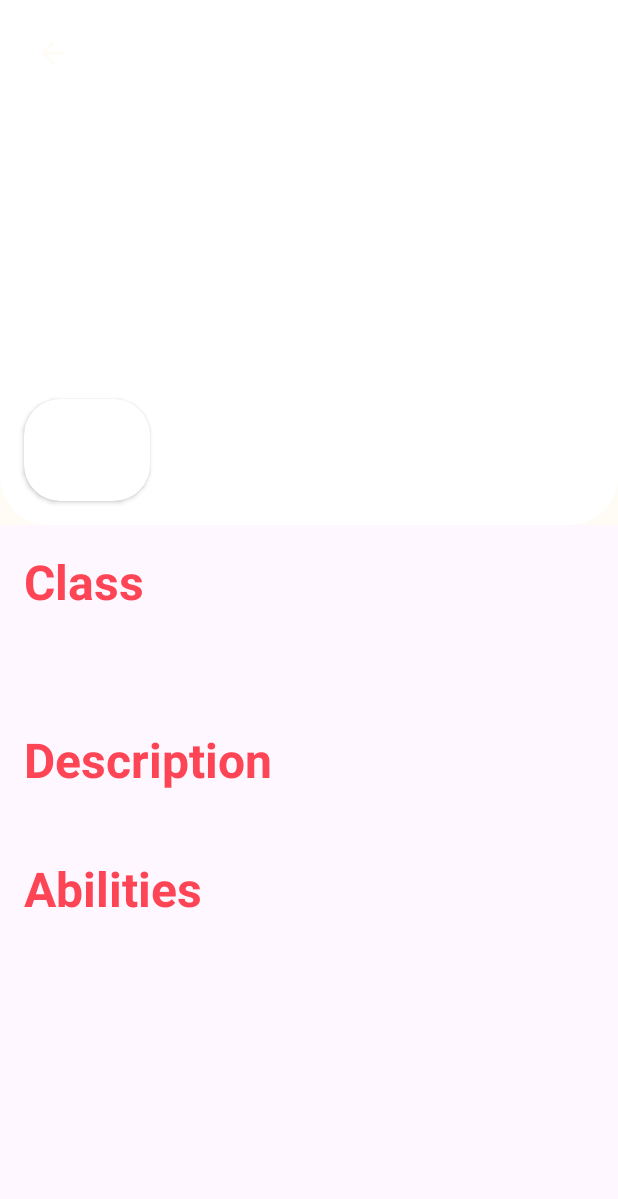
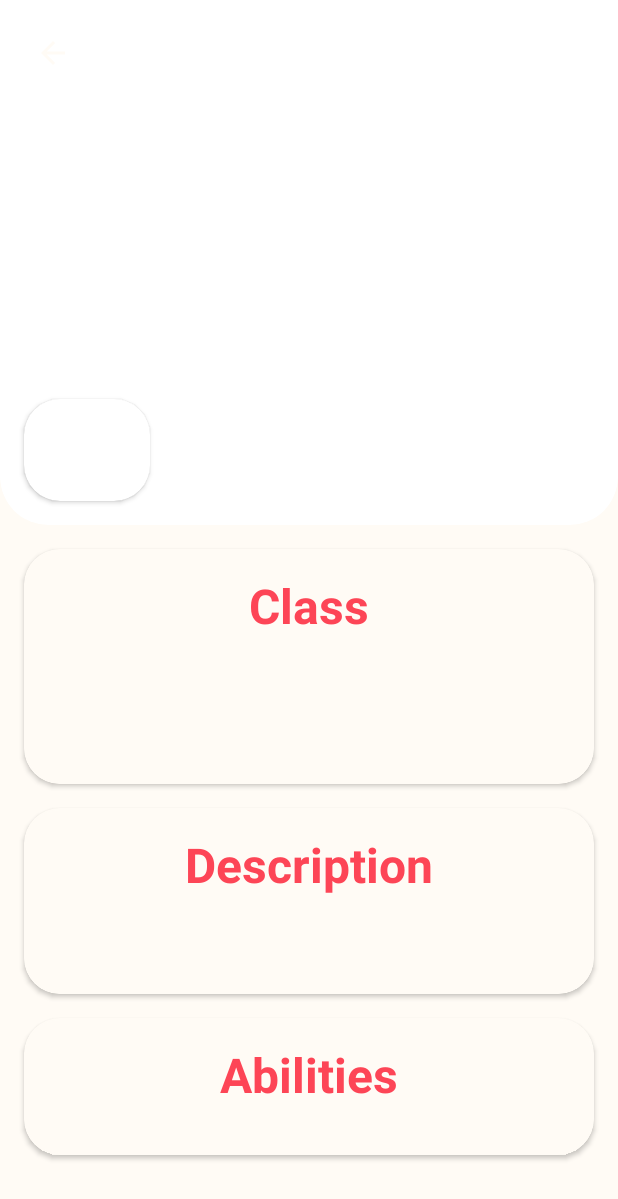
Before and after one commit to LucasMelll0/Valorant_Wiki, an Android app: the AgentActivity screen opened directly, with no data from a screen before it, on a phone screen of 412 x 824 dp. Shown: the top 1199 px of the screen. Run offline under Robolectric (Android 15) with nearby library versions, the phone set to English and light mode, and no system bars; pictures from the network do not load; Roboto replaces fonts that are not available here; 1 statement that could not run was skipped.

Commit message:
apk do aplicativo.

```diff
--- a/app/src/main/res/layout/activity_agent.xml
+++ b/app/src/main/res/layout/activity_agent.xml
@@ -4,8 +4,10 @@
     xmlns:tools="http://schemas.android.com/tools"
     android:layout_width="match_parent"
     android:layout_height="match_parent"
+    android:background="@color/white_valorant"
     app:layout_behavior="@string/appbar_scrolling_view_behavior"
     tools:context=".ui.activities.agent.AgentActivity">
+
     <androidx.appcompat.widget.LinearLayoutCompat
         android:id="@+id/progressbar_agent_activity"
         android:layout_width="match_parent"
@@ -13,22 +15,20 @@
         android:background="@color/white_valorant"
         android:elevation="@dimen/cardview_default_elevation"
         android:visibility="gone">
+
         <ProgressBar
             android:layout_width="match_parent"
             android:layout_height="wrap_content"
             android:layout_gravity="center"
+            android:elevation="@dimen/cardview_default_elevation"
             android:visibility="visible"
-            tools:visibility="visible"
-            android:elevation="@dimen/cardview_default_elevation"
-            />
+            tools:visibility="visible" />
     </androidx.appcompat.widget.LinearLayoutCompat>
 
     <com.google.android.material.appbar.AppBarLayout
-        android:layout_width="match_parent"
-        android:layout_height="wrap_content"
-        tools:backgroundTint="@color/invisible"
+        style="@style/MatchWrap"
         android:background="@color/white_valorant"
-        >
+        tools:backgroundTint="@color/invisible">
 
         <com.google.android.material.appbar.CollapsingToolbarLayout
             android:layout_width="match_parent"
@@ -36,8 +36,7 @@
             android:backgroundTint="@color/invisible"
             app:contentScrim="@color/invisible"
             app:layout_scrollFlags="scroll|enterAlwaysCollapsed"
-            app:titleEnabled="false"
-            >
+            app:titleEnabled="false">
 
             <androidx.cardview.widget.CardView
                 android:id="@+id/cardview_toolbar_agent_activity"
@@ -51,19 +50,19 @@
                 <androidx.constraintlayout.widget.ConstraintLayout
                     android:layout_width="match_parent"
                     android:layout_height="match_parent">
+
                     <androidx.appcompat.widget.AppCompatImageView
                         android:id="@+id/imageview_background_agent_activity"
                         android:layout_width="0dp"
                         android:layout_height="match_parent"
-                        app:layout_constraintStart_toStartOf="parent"
                         app:layout_constraintEnd_toEndOf="parent"
-                        />
+                        app:layout_constraintStart_toStartOf="parent" />
 
                     <androidx.appcompat.widget.AppCompatImageView
                         android:id="@+id/imageview_portrait_agent_activity"
                         android:layout_width="match_parent"
                         android:layout_height="match_parent"
-                        android:translationZ="@dimen/cardview_default_elevation"/>
+                        android:translationZ="@dimen/cardview_default_elevation" />
 
                     <androidx.appcompat.widget.AppCompatImageButton
                         android:id="@+id/imagebutton_back_agent_activity"
@@ -114,88 +113,110 @@
             android:layout_width="match_parent"
             android:layout_height="wrap_content">
 
+            <com.google.android.material.card.MaterialCardView
+                android:id="@+id/_cardview_class"
+                style="@style/DefaultCardView"
+                app:layout_constraintEnd_toEndOf="parent"
+                app:layout_constraintStart_toStartOf="parent"
+                app:layout_constraintTop_toTopOf="parent">
+
+                <androidx.constraintlayout.widget.ConstraintLayout style="@style/MatchWrap">
+
                     <androidx.appcompat.widget.AppCompatTextView
-                android:id="@+id/__class_title"
-                android:layout_width="wrap_content"
-                android:layout_height="wrap_content"
+                        android:id="@+id/_class_title"
+                        style="@style/TitleTextView"
+                        android:layout_margin="@dimen/default_margin"
                         android:text="@string/classe"
-                android:layout_margin="@dimen/default_margin"
-                android:textColor="@color/red_valorant"
-                android:textSize="32sp"
-                android:textStyle="bold"
+                        app:layout_constraintEnd_toEndOf="parent"
                         app:layout_constraintStart_toStartOf="parent"
                         app:layout_constraintTop_toTopOf="parent" />
 
                     <androidx.appcompat.widget.AppCompatTextView
                         android:id="@+id/textview_class_agent_activity"
-                android:layout_width="wrap_content"
-                android:layout_height="wrap_content"
-                android:layout_marginStart="16dp"
-                android:textColor="@color/carbon"
-                android:textSize="24sp"
-                android:textStyle="bold"
-                app:layout_constraintStart_toStartOf="@id/__class_title"
-                app:layout_constraintTop_toBottomOf="@id/__class_title"
+                        style="@style/SubTitleTextView"
+                        app:layout_constraintEnd_toEndOf="parent"
+                        app:layout_constraintStart_toStartOf="parent"
+                        app:layout_constraintTop_toBottomOf="@id/_class_title"
                         tools:text="Iniciador" />
 
                     <androidx.appcompat.widget.AppCompatTextView
                         android:id="@+id/textview_class_description_agent_activity"
-                android:layout_width="0dp"
-                android:layout_height="wrap_content"
-                android:layout_marginEnd="16dp"
-                android:textColor="@color/carbon"
-                android:textSize="24sp"
+                        style="@style/InformationTextView"
+                        android:layout_margin="@dimen/default_horizontal_margin"
+                        android:layout_marginHorizontal="@dimen/default_horizontal_margin"
+                        android:gravity="center"
+                        app:layout_constraintBottom_toBottomOf="parent"
                         app:layout_constraintEnd_toEndOf="parent"
-                app:layout_constraintStart_toStartOf="@id/__class_title"
+                        app:layout_constraintStart_toStartOf="parent"
                         app:layout_constraintTop_toBottomOf="@id/textview_class_agent_activity"
                         tools:text="Iniciadores desafiam situações arriscadas, preparando a equipe para entrar em terreno contestado e rechaçar defensores." />
+                </androidx.constraintlayout.widget.ConstraintLayout>
+
+            </com.google.android.material.card.MaterialCardView>
+
+            <com.google.android.material.card.MaterialCardView
+                android:id="@+id/_cardview_description"
+                style="@style/DefaultCardView"
+                app:layout_constraintEnd_toEndOf="parent"
+                app:layout_constraintStart_toStartOf="parent"
+                app:layout_constraintTop_toBottomOf="@id/_cardview_class">
+
+                <androidx.constraintlayout.widget.ConstraintLayout style="@style/MatchWrap">
 
                     <androidx.appcompat.widget.AppCompatTextView
-                android:id="@+id/__agent_description_title"
-                android:layout_width="wrap_content"
-                android:layout_height="wrap_content"
-                app:layout_constraintTop_toBottomOf="@id/textview_class_description_agent_activity"
-                app:layout_constraintStart_toStartOf="@id/__class_title"
+                        android:id="@+id/_agent_description_title"
+                        style="@style/TitleTextView"
+                        android:layout_margin="@dimen/default_margin"
                         android:text="@string/descricao"
-                android:textColor="@color/red_valorant"
-                android:textStyle="bold"
-                android:textSize="32sp"
-                android:layout_marginTop="10dp"/>
+                        app:layout_constraintEnd_toEndOf="parent"
+                        app:layout_constraintStart_toStartOf="parent"
+                        app:layout_constraintTop_toTopOf="parent" />
+
                     <androidx.appcompat.widget.AppCompatTextView
                         android:id="@+id/textview_agent_description_agent_activity"
-                android:layout_width="0dp"
-                android:layout_height="wrap_content"
-                app:layout_constraintTop_toBottomOf="@id/__agent_description_title"
-                app:layout_constraintStart_toStartOf="@id/__agent_description_title"
+                        style="@style/InformationTextView"
+                        android:layout_margin="@dimen/default_margin"
+                        android:gravity="center"
+                        app:layout_constraintBottom_toBottomOf="parent"
                         app:layout_constraintEnd_toEndOf="parent"
-                android:layout_marginEnd="16dp"
-                tools:text="Nascido sob o eterno inverno das tundras russas, Sova rastreia, encontra e elimina inimigos com eficiência e precisão implacáveis. Seu arco personalizado e suas habilidades inigualáveis de reconhecimento garantem que nenhuma presa escape."
-                android:textColor="@color/carbon"
-                android:textSize="24sp"
-                />
+                        app:layout_constraintStart_toStartOf="parent"
+                        app:layout_constraintTop_toBottomOf="@id/_agent_description_title"
+                        tools:text="Nascido sob o eterno inverno das tundras russas, Sova rastreia, encontra e elimina inimigos com eficiência e precisão implacáveis. Seu arco personalizado e suas habilidades inigualáveis de reconhecimento garantem que nenhuma presa escape." />
+                </androidx.constraintlayout.widget.ConstraintLayout>
+            </com.google.android.material.card.MaterialCardView>
+
+            <com.google.android.material.card.MaterialCardView
+                style="@style/DefaultCardView"
+                app:layout_constraintTop_toBottomOf="@id/_cardview_description"
+                app:layout_constraintStart_toStartOf="parent"
+                app:layout_constraintEnd_toEndOf="parent"
+                app:layout_constraintBottom_toBottomOf="parent">
+                <androidx.constraintlayout.widget.ConstraintLayout
+                    style="@style/MatchWrap">
                     <androidx.appcompat.widget.AppCompatTextView
-                android:id="@+id/__abilities_title"
-                android:layout_width="wrap_content"
-                android:layout_height="wrap_content"
-                app:layout_constraintTop_toBottomOf="@id/textview_agent_description_agent_activity"
-                app:layout_constraintStart_toStartOf="@id/__agent_description_title"
+                        android:id="@+id/_abilities_title"
                         android:text="@string/habilidades"
-                android:textColor="@color/red_valorant"
-                android:textSize="32sp"
-                android:textStyle="bold"
-                android:layout_marginTop="10dp"/>
+                        style="@style/TitleTextView"
+                         app:layout_constraintTop_toTopOf="parent"
+                        app:layout_constraintStart_toStartOf="parent"
+                        app:layout_constraintEnd_toEndOf="parent"
+                        android:layout_margin="@dimen/default_margin"/>
+
                     <androidx.recyclerview.widget.RecyclerView
                         android:id="@+id/recyclerview_abilities_agent_activity"
                         android:layout_width="0dp"
                         android:layout_height="wrap_content"
-                app:layout_constraintTop_toBottomOf="@id/__abilities_title"
-                app:layout_constraintStart_toStartOf="@id/__abilities_title"
+                        android:layout_margin="@dimen/default_margin"
+                        app:layoutManager="androidx.recyclerview.widget.LinearLayoutManager"
+                        app:layout_constraintStart_toStartOf="parent"
                         app:layout_constraintEnd_toEndOf="parent"
-                android:layout_marginTop="10dp"
-                android:layout_marginEnd="16dp"
-                app:layoutManager="androidx.recyclerview.widget.LinearLayoutManager"
-                tools:listitem="@layout/ability_item"
-                tools:itemCount="4"/>
+                        app:layout_constraintTop_toBottomOf="@id/_abilities_title"
+                        app:layout_constraintBottom_toBottomOf="parent"
+                        tools:itemCount="4"
+                        tools:listitem="@layout/ability_item" />
+                </androidx.constraintlayout.widget.ConstraintLayout>
+            </com.google.android.material.card.MaterialCardView>
+
         </androidx.constraintlayout.widget.ConstraintLayout>
 
     </androidx.core.widget.NestedScrollView>
```
Lines whose indentation alone changed are shown as unchanged.
